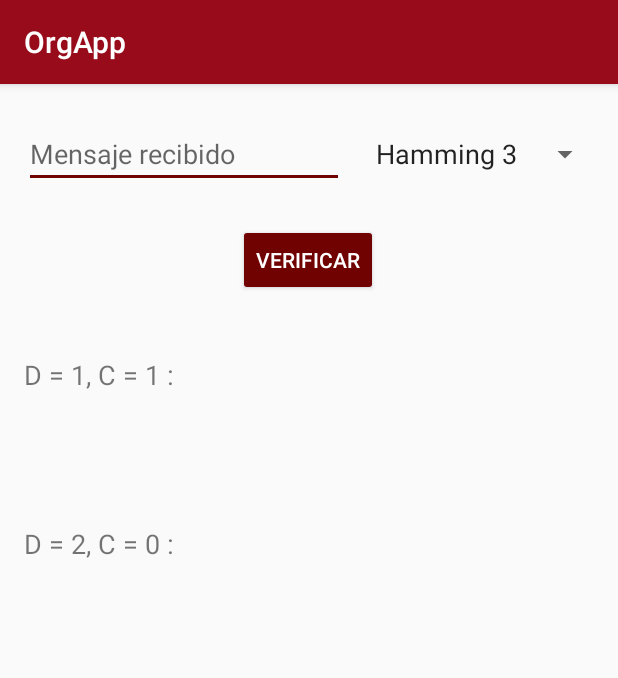
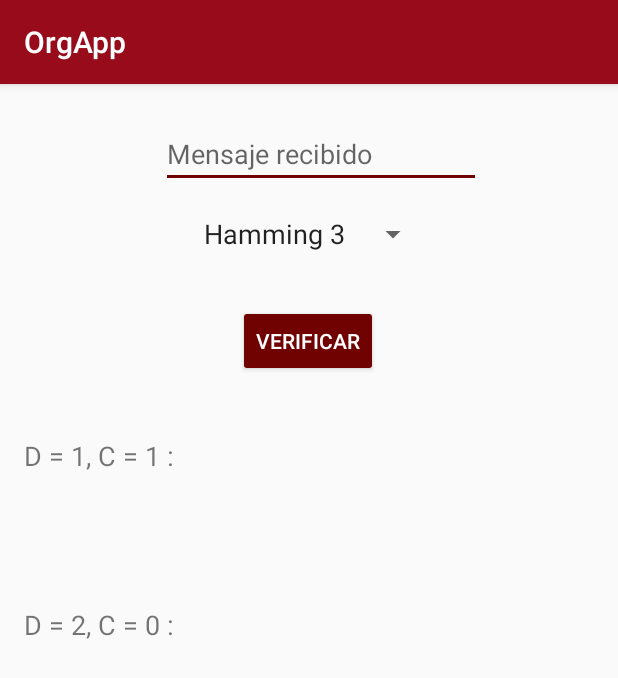
Before and after one commit to tscandalitta/OrgApp, an Android app: the fragment VerificarHammingFragment shown on its own in the app's theme, on a phone screen of 412 x 824 dp. Shown: the top 678 px of the screen. Run offline under Robolectric (Android 15) with nearby library versions, the phone set to English and light mode, and no system bars.

Commit message:
fix visual

```diff
--- a/app/src/main/res/layout/fragment_verificar_hamming.xml
+++ b/app/src/main/res/layout/fragment_verificar_hamming.xml
@@ -9,18 +9,6 @@
         android:layout_width="match_parent"
         android:layout_height="match_parent">
 
-        <EditText
-            android:id="@+id/txtPaqueteHamming"
-            android:layout_width="wrap_content"
-            android:layout_height="wrap_content"
-            android:layout_marginStart="16dp"
-            android:layout_marginTop="24dp"
-            android:ems="10"
-            android:hint="@string/mensaje_recibido"
-            android:inputType="number"
-            app:layout_constraintStart_toStartOf="parent"
-            app:layout_constraintTop_toTopOf="parent" />
-
         <Button
             android:id="@+id/btnVerificarHamming"
             style="@style/Widget.AppCompat.Button.Colored"
@@ -31,17 +19,31 @@
             app:layout_constraintEnd_toEndOf="parent"
             app:layout_constraintHorizontal_bias="0.498"
             app:layout_constraintStart_toStartOf="parent"
-            app:layout_constraintTop_toBottomOf="@+id/txtPaqueteHamming" />
+            app:layout_constraintTop_toBottomOf="@+id/spinnerHamming" />
+
+        <EditText
+            android:id="@+id/txtPaqueteHamming"
+            android:layout_width="wrap_content"
+            android:layout_height="wrap_content"
+            android:layout_marginStart="16dp"
+            android:layout_marginTop="24dp"
+            android:ems="10"
+            android:hint="@string/mensaje_recibido"
+            android:inputType="number"
+            app:layout_constraintEnd_toEndOf="parent"
+            app:layout_constraintHorizontal_bias="0.5"
+            app:layout_constraintStart_toStartOf="parent"
+            app:layout_constraintTop_toTopOf="parent" />
 
         <Spinner
             android:id="@+id/spinnerHamming"
             android:layout_width="160dp"
             android:layout_height="46dp"
-            android:layout_marginStart="8dp"
-            android:layout_marginEnd="8dp"
+            android:layout_marginTop="8dp"
             app:layout_constraintEnd_toEndOf="parent"
-            app:layout_constraintStart_toEndOf="@+id/txtPaqueteHamming"
-            app:layout_constraintTop_toTopOf="@+id/txtPaqueteHamming" />
+            app:layout_constraintHorizontal_bias="0.5"
+            app:layout_constraintStart_toStartOf="parent"
+            app:layout_constraintTop_toBottomOf="@+id/txtPaqueteHamming" />
 
         <TextView
             android:id="@+id/txtHammingPolitica1"
--- a/build.gradle
+++ b/build.gradle
@@ -7,7 +7,7 @@ buildscript {
 
     }
     dependencies {
-        classpath 'com.android.tools.build:gradle:3.4.2'
+        classpath 'com.android.tools.build:gradle:3.5.0'
 
         // NOTE: Do not place your application dependencies here; they belong
         // in the individual module build.gradle files
```
Also changed, not shown: app/src/main/res/layout/fragment_generar_hamming.xml (+5 -5 lines), gradle/wrapper/gradle-wrapper.properties, 1 other file.
